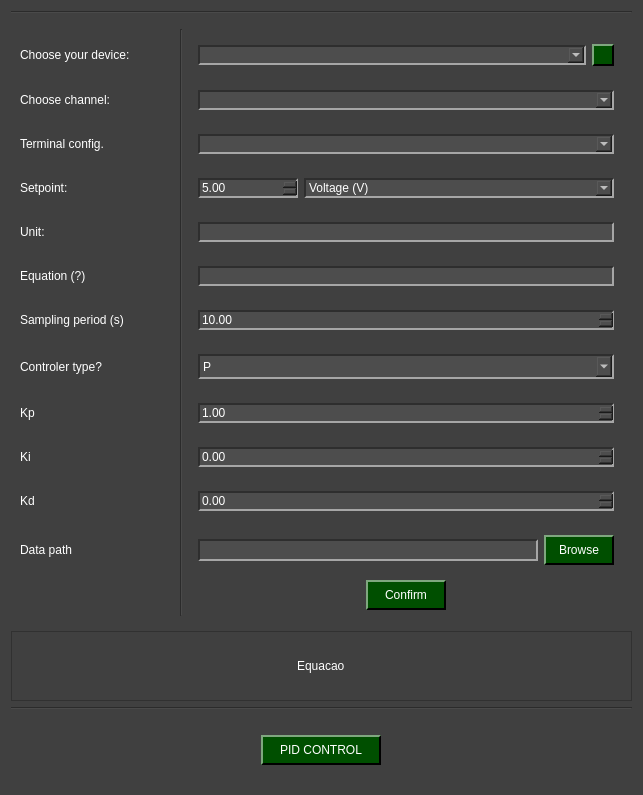
The window that pydaq/uis/PyDAQ_pid_control_NIDAQ_widget.ui (CayoRw/pydaq) describes before a commit, drawn with Qt 5.
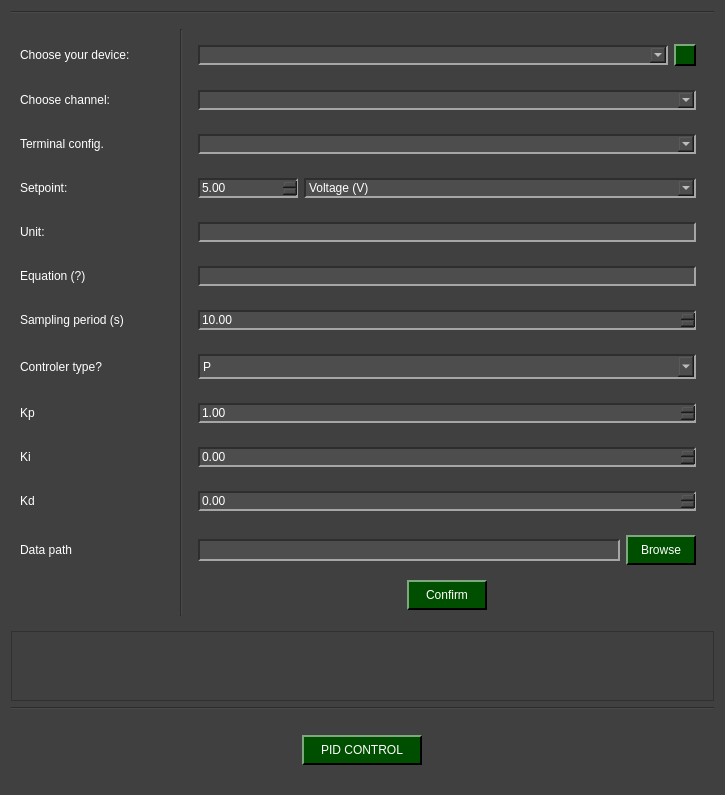
The same window after the commit. Icons and pictures are not drawn.

The edit to the form file:
```diff
--- a/pydaq/uis/PyDAQ_pid_control_NIDAQ_widget.ui
+++ b/pydaq/uis/PyDAQ_pid_control_NIDAQ_widget.ui
@@ -6,7 +6,7 @@
    <rect>
     <x>0</x>
     <y>0</y>
-    <width>643</width>
+    <width>725</width>
     <height>795</height>
    </rect>
   </property>
@@ -860,11 +860,9 @@
       <enum>QFrame::Shadow::Raised</enum>
      </property>
      <layout class="QGridLayout" name="gridLayout_5">
-      <item row="0" column="0" alignment="Qt::AlignmentFlag::AlignHCenter|Qt::AlignmentFlag::AlignVCenter">
-       <widget class="QLabel" name="label_pidequation">
-        <property name="text">
-         <string>Equacao</string>
-        </property>
+      <item row="0" column="0">
+       <widget class="QWidget" name="widget_image" native="true">
+        <layout class="QVBoxLayout" name="image_layout"/>
        </widget>
       </item>
      </layout>
```
Left out of the diff: 2 changed lines with no effect on the pictures.
